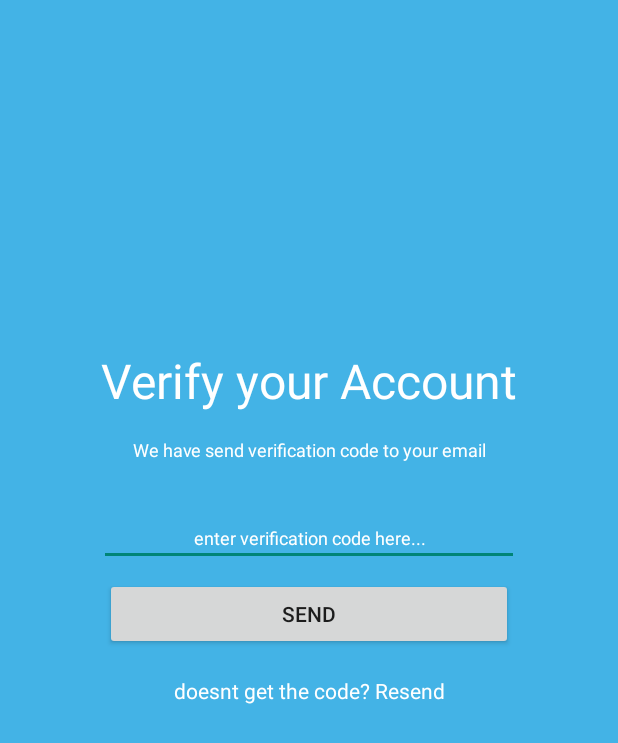
After one commit to izun009/Latihan2-AKB, an Android app: the verify_account screen opened directly, with no data from a screen before it, on a phone screen of 412 x 824 dp. The commit adds this screen. Shown: the top 743 px of the screen. Run offline under Robolectric (Android 15) with nearby library versions, the phone set to English and light mode, and no system bars.

Commit message:
Page 3&4

```diff
--- a/app/src/main/AndroidManifest.xml
+++ b/app/src/main/AndroidManifest.xml
@@ -9,6 +9,9 @@
         android:roundIcon="@mipmap/ic_launcher_round"
         android:supportsRtl="true"
         android:theme="@style/AppTheme">
+        <activity android:name=".profile"></activity>
+        <activity android:name=".verify_account" />
+        <activity android:name=".Almost_there" />
         <activity android:name=".MainActivity">
             <intent-filter>
                 <action android:name="android.intent.action.MAIN" />
--- /dev/null
+++ b/app/src/main/java/com/example/latihan2/verify_account.kt
@@ -0,0 +1,12 @@
+package com.example.latihan2
+
+import androidx.appcompat.app.AppCompatActivity
+import android.os.Bundle
+
+class verify_account : AppCompatActivity() {
+
+    override fun onCreate(savedInstanceState: Bundle?) {
+        super.onCreate(savedInstanceState)
+        setContentView(R.layout.activity_verify_account)
+    }
+}
--- a/app/src/main/res/drawable/color_username.xml
+++ /dev/null
@@ -1,6 +0,0 @@
-<?xml version="1.0" encoding="utf-8"?>
-<shape xmlns:android="http://schemas.android.com/apk/res/android">
-    <size android:height="20dp" android:width="20dp" />
-    <solid android:color="@color/Backgroud" />
-
-</shape>
--- /dev/null
+++ b/app/src/main/res/layout/activity_verify_account.xml
@@ -0,0 +1,85 @@
+<?xml version="1.0" encoding="utf-8"?>
+<androidx.constraintlayout.widget.ConstraintLayout xmlns:android="http://schemas.android.com/apk/res/android"
+    xmlns:app="http://schemas.android.com/apk/res-auto"
+    xmlns:tools="http://schemas.android.com/tools"
+    android:layout_width="match_parent"
+    android:layout_height="match_parent"
+    android:background="@color/lightBlue"
+    tools:context=".verify_account">
+
+    <TextView
+        android:id="@+id/textView4"
+        android:layout_width="wrap_content"
+        android:layout_height="wrap_content"
+        android:layout_marginStart="32dp"
+        android:layout_marginTop="232dp"
+        android:layout_marginEnd="32dp"
+        android:text="@string/Verify_account"
+        android:textAlignment="center"
+        android:textColor="@color/Background"
+        android:textSize="32sp"
+        app:layout_constraintEnd_toEndOf="parent"
+        app:layout_constraintHorizontal_bias="0.492"
+        app:layout_constraintStart_toStartOf="parent"
+        app:layout_constraintTop_toTopOf="parent" />
+
+    <TextView
+        android:id="@+id/textView5"
+        android:layout_width="wrap_content"
+        android:layout_height="wrap_content"
+        android:layout_marginStart="32dp"
+        android:layout_marginTop="16dp"
+        android:layout_marginEnd="32dp"
+        android:text="@string/Verify_account_desc"
+        android:textAlignment="center"
+        android:textColor="@color/Background"
+        android:textSize="12sp"
+        app:layout_constraintEnd_toEndOf="parent"
+        app:layout_constraintStart_toStartOf="parent"
+        app:layout_constraintTop_toBottomOf="@+id/textView4" />
+
+    <EditText
+        android:id="@+id/editText"
+        android:layout_width="wrap_content"
+        android:layout_height="wrap_content"
+        android:layout_marginStart="32dp"
+        android:layout_marginTop="32dp"
+        android:layout_marginEnd="32dp"
+        android:ems="20"
+        android:hint="@string/Enter"
+        android:inputType="textPersonName"
+        android:textAlignment="center"
+        android:textColorHint="@color/Background"
+        android:textSize="12sp"
+        app:layout_constraintEnd_toEndOf="parent"
+        app:layout_constraintStart_toStartOf="parent"
+        app:layout_constraintTop_toBottomOf="@+id/textView5" />
+
+    <Button
+        android:id="@+id/button4"
+        android:layout_width="wrap_content"
+        android:layout_height="wrap_content"
+        android:layout_marginStart="32dp"
+        android:layout_marginTop="8dp"
+        android:layout_marginEnd="32dp"
+        android:ems="17"
+        android:text="@string/send"
+        app:layout_constraintEnd_toEndOf="parent"
+        app:layout_constraintStart_toStartOf="parent"
+        app:layout_constraintTop_toBottomOf="@+id/editText" />
+
+    <TextView
+        android:id="@+id/textView6"
+        android:layout_width="wrap_content"
+        android:layout_height="wrap_content"
+        android:layout_marginStart="32dp"
+        android:layout_marginTop="17dp"
+        android:layout_marginEnd="32dp"
+        android:text="@string/Resend"
+        android:textAlignment="center"
+        android:textColor="@color/Background"
+        app:layout_constraintEnd_toEndOf="parent"
+        app:layout_constraintStart_toStartOf="parent"
+        app:layout_constraintTop_toBottomOf="@+id/button4" />
+
+</androidx.constraintlayout.widget.ConstraintLayout>
--- a/app/src/main/res/values/colors.xml
+++ b/app/src/main/res/values/colors.xml
@@ -9,7 +9,7 @@
     <color name="separator">#939597</color>
     <color name="font_title">#404041</color>
     <color name="desc">#808284</color>
-    <color name="Backgroud">#ffffff</color>
+    <color name="Background">#ffffff</color>
     <color name="Background_invite_friend">#f1f1f2</color>
 
 
--- a/app/src/main/res/values/strings.xml
+++ b/app/src/main/res/values/strings.xml
@@ -6,5 +6,15 @@
     <string name="Or">OR</string>
     <string name="Connect">CONNECT WITH FACEBOOK</string>
     <string name="Register">doesnt have account ? Register </string>
+    <string name="Almost">Almost There</string>
+    <string name="Thank">Thank you for registering with us.
+        One more step, you need to check your email to active your account</string>
+    <string name="Verify">Verify</string>
+    <string name="Verify_account">Verify your Account</string>
+    <string name="Verify_account_desc">We have send verification code to your email</string>
+    <string name="Enter">enter verification code here...</string>
+    <string name="send">SEND</string>
+    <string name="Resend">doesnt get the code? Resend</string>
+
 
 </resources>
```
Also changed, not shown: app/src/main/java/com/example/latihan2/Almost_there.kt (added, +12 -0 lines), app/src/main/java/com/example/latihan2/profile.kt (added, +12 -0 lines), app/src/main/res/layout/activity_almost_there.xml (added, +56 -0 lines), app/src/main/res/layout/activity_main.xml (+4 -4 lines), app/src/main/res/layout/activity_profile.xml (added, +18 -0 lines), app/src/main/res/drawable-v24/ic_header.png (added), app/src/main/res/drawable-v24/ic_header_profile.png (added), app/src/main/res/drawable-v24/ic_header_side_menu.png (added), 1 other file.
